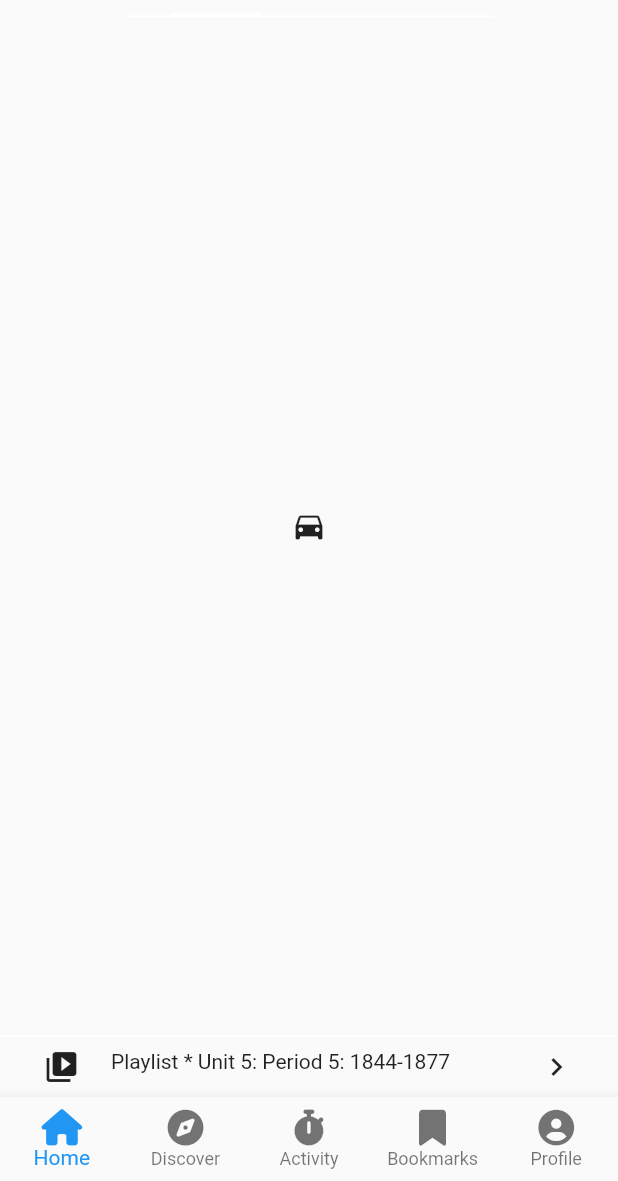
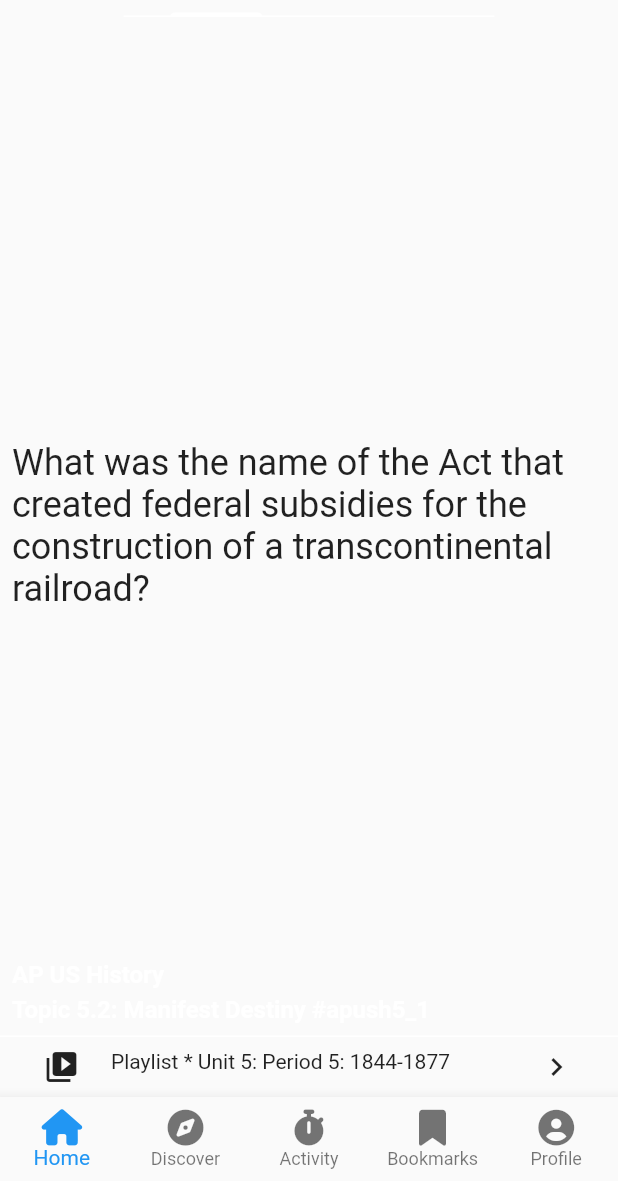
Before and after one commit to masumba/cross_over_test_quizlr, a Flutter app: the screen it shows after launch, on a phone screen of 412 x 824 dp, the part 55-1236 px from its top. Run offline on Flutter 3.47's test engine with Material 2 defaults, Android fonts, the phone set to English and light mode, and no system bars; our stand-ins replace another_flushbar, auto_size_text, flutter_feather_icons, font_awesome_flutter, get_it, internet_connection_checker and 3 more.

Commit message:
[update] adds following and for you tab widget shells.

```diff
--- a/lib/views/home/tabs/home/home_tab_view.dart
+++ b/lib/views/home/tabs/home/home_tab_view.dart
@@ -1,5 +1,7 @@
 import 'package:cross_over_test_quizlr/utils/screen_util.dart';
 import 'package:cross_over_test_quizlr/views/home/tabs/home/home_tab_view_model.dart';
+import 'package:cross_over_test_quizlr/views/home/tabs/home/tabs/following_tab.dart';
+import 'package:cross_over_test_quizlr/views/home/tabs/home/tabs/for_you_tab.dart';
 import 'package:cross_over_test_quizlr/widgets/app/app_container.dart';
 import 'package:flutter/material.dart';
 import 'package:font_awesome_flutter/font_awesome_flutter.dart';
@@ -82,8 +84,8 @@ class _HomeTabViewState extends State<HomeTabView> {
           ),
           body: const TabBarView(
             children: [
-              Icon(Icons.directions_car),
-              Icon(Icons.directions_transit),
+              FollowingTab(),
+              ForYouTab(),
             ],
           ),
           persistentFooterButtons: [
--- /dev/null
+++ b/lib/views/home/tabs/home/tabs/following_tab.dart
@@ -0,0 +1,54 @@
+import 'package:flutter/material.dart';
+
+class FollowingTab extends StatefulWidget {
+  const FollowingTab({super.key});
+
+  @override
+  State<FollowingTab> createState() => _FollowingTabState();
+}
+
+class _FollowingTabState extends State<FollowingTab> {
+  @override
+  Widget build(BuildContext context) {
+    return Stack(
+      fit: StackFit.expand,
+      children: [
+        Center(
+          child: Padding(
+            padding: const EdgeInsets.fromLTRB(8.0, 8.0, 20.0, 8.0),
+            child: Text(
+              'What was the name of the Act that created federal subsidies for the construction of a transcontinental railroad?',
+              style: Theme.of(context).textTheme.headlineSmall,
+            ),
+          ),
+        ),
+        Positioned(
+          left: 8,
+          bottom: 8,
+          child: Column(
+            crossAxisAlignment: CrossAxisAlignment.start,
+            children: const [
+              Text(
+                'AP US History',
+                style: TextStyle(
+                  color: Colors.white,
+                  fontSize: 16,
+                  fontWeight: FontWeight.bold,
+                ),
+              ),
+              SizedBox(height: 4),
+              Text(
+                'Topic 5.2: Manifest Destiny #apush5_1',
+                style: TextStyle(
+                  color: Colors.white,
+                  fontSize: 16,
+                  fontWeight: FontWeight.bold,
+                ),
+              ),
+            ],
+          ),
+        ),
+      ],
+    );
+  }
+}
--- /dev/null
+++ b/lib/views/home/tabs/home/tabs/for_you_tab.dart
@@ -0,0 +1,15 @@
+import 'package:flutter/material.dart';
+
+class ForYouTab extends StatefulWidget {
+  const ForYouTab({super.key});
+
+  @override
+  State<ForYouTab> createState() => _ForYouTabState();
+}
+
+class _ForYouTabState extends State<ForYouTab> {
+  @override
+  Widget build(BuildContext context) {
+    return const Placeholder();
+  }
+}
```
